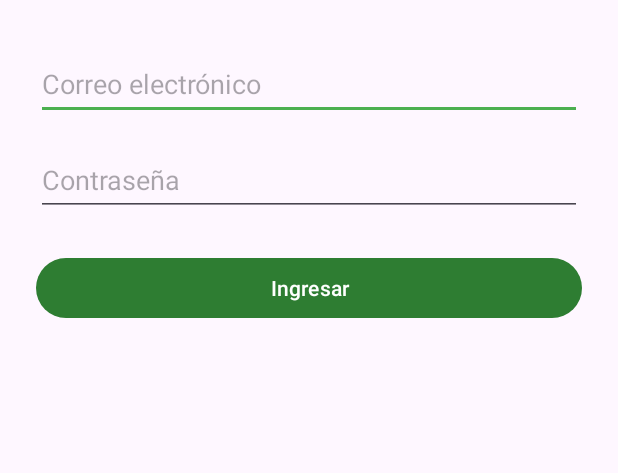
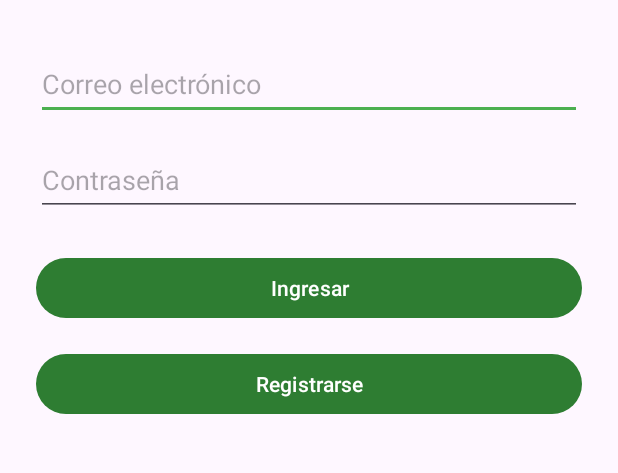
Before and after one commit to jairoimm/AlmacenPro, an Android app: the screen it shows after launch (LoginActivity), on a phone screen of 412 x 824 dp, the part 297-770 px from its top. Run offline under Robolectric (Android 15) with nearby library versions, the phone set to English and light mode, and no system bars.

Commit message:
feat(navegacion): se implemento la navegacion basica entre las pantallas de inicio de sesion, inventario y gestion.

```diff
--- a/app/src/main/java/com/jairo/almacenpro/LoginActivity.kt
+++ b/app/src/main/java/com/jairo/almacenpro/LoginActivity.kt
@@ -11,7 +11,23 @@ class LoginActivity : AppCompatActivity() {
     override fun onCreate(savedInstanceState: Bundle?) {
         super.onCreate(savedInstanceState)
 
+        setContentView(R.layout.activity_login)
 
-        setContentView(R.layout.activity_login)
+        val btnIngresar = findViewById<Button>(R.id.btnIngresar)
+        btnIngresar.setOnClickListener {
+            startActivity(
+                Intent(this, ListaActivity::class.java)
+            )
+        }
+
+        val btnRegistro = findViewById<Button>(R.id.btnRegistro)
+
+        btnRegistro.setOnClickListener {
+
+            startActivity(
+                Intent(this, RegistroActivity::class.java)
+            )
+
+        }
     }
 }
--- a/app/src/main/res/layout/activity_login.xml
+++ b/app/src/main/res/layout/activity_login.xml
@@ -54,6 +54,13 @@
             android:text="@string/ingresar"
             android:layout_marginTop="24dp"/>
 
+        <Button
+            android:id="@+id/btnRegistro"
+            android:layout_width="match_parent"
+            android:layout_height="wrap_content"
+            android:text="Registrarse"
+            android:layout_marginTop="16dp"/>
+
     </LinearLayout>
 
 </ScrollView>
```
Also changed, not shown: app/src/main/java/com/jairo/almacenpro/AgregarActivity.kt (+12 -0 lines), app/src/main/java/com/jairo/almacenpro/DetalleActivity.kt (+19 -0 lines), app/src/main/java/com/jairo/almacenpro/IaActivity.kt (+15 -0 lines), app/src/main/java/com/jairo/almacenpro/ListaActivity.kt (+12 -0 lines), app/src/main/java/com/jairo/almacenpro/RegistroActivity.kt (+12 -0 lines).
